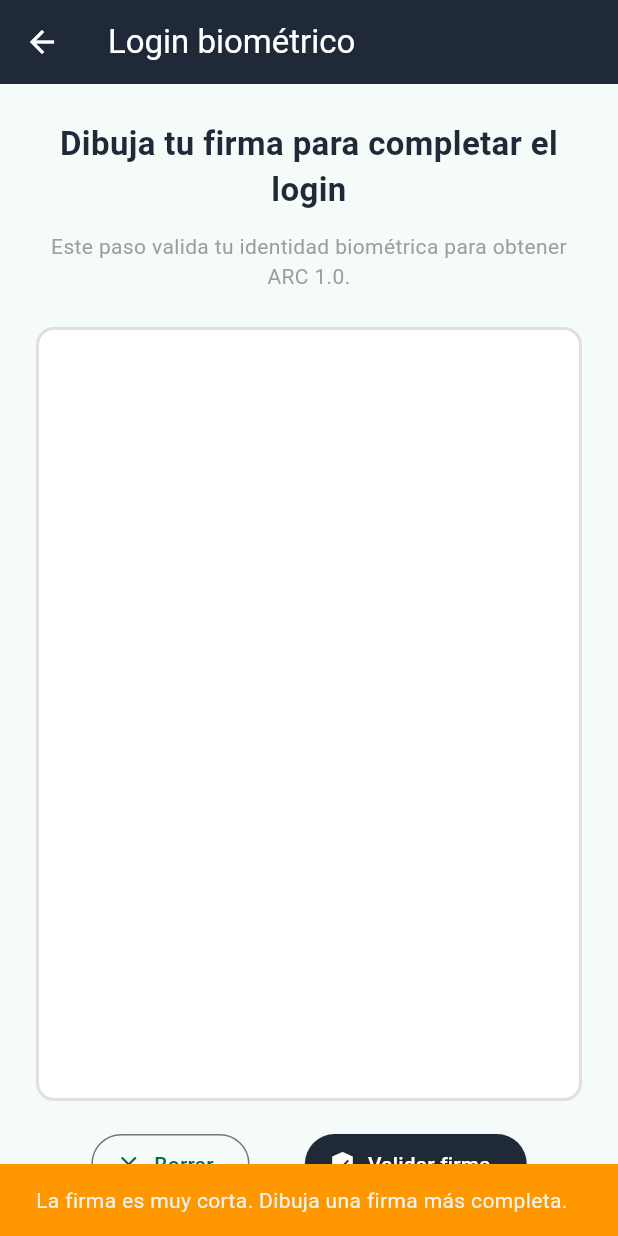
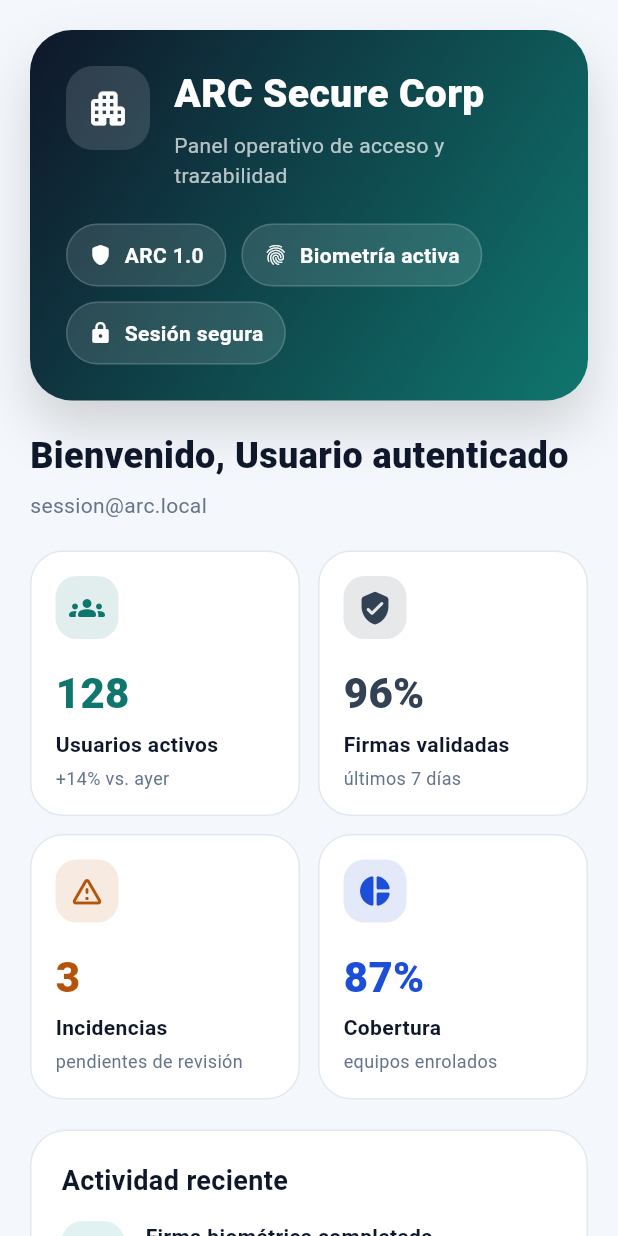
Before and after one commit to AxelLoayza/MFA_proyect_validate, a Flutter app: the SignatureLoginScreen screen opened directly with empty values, after a tap on "Validar firma", on a phone screen of 412 x 824 dp. Run offline on Flutter 3.47's test engine with Material 3 defaults, Android fonts, the phone set to English and light mode, and no system bars; our stand-ins replace flutter_dotenv, google_sign_in, shared_preferences; accounts and stored records are empty.

Commit message:
Prepare pre_production branch

```diff
--- /dev/null
+++ b/client/frontend/lib/dashboard_screen.dart
@@ -0,0 +1,400 @@
+import 'package:flutter/material.dart';
+import 'package:shared_preferences/shared_preferences.dart';
+
+import 'login_screen.dart';
+
+class DashboardScreen extends StatelessWidget {
+  final String sessionToken;
+  final String companyName;
+  final String displayName;
+  final String email;
+  final String arcLabel;
+  final bool biometricEnrolled;
+
+  const DashboardScreen({
+    super.key,
+    required this.sessionToken,
+    required this.companyName,
+    required this.displayName,
+    required this.email,
+    required this.arcLabel,
+    required this.biometricEnrolled,
+  });
+
+  Future<void> _logout(BuildContext context) async {
+    final prefs = await SharedPreferences.getInstance();
+    await prefs.remove('mfa_token');
+
+    if (!context.mounted) return;
+
+    Navigator.of(context).pushAndRemoveUntil(
+      MaterialPageRoute(builder: (_) => const LoginScreen()),
+      (route) => false,
+    );
+  }
+
+  @override
+  Widget build(BuildContext context) {
+    return Scaffold(
+      backgroundColor: const Color(0xFFF4F7FB),
+      body: SafeArea(
+        child: SingleChildScrollView(
+          padding: const EdgeInsets.all(20),
+          child: Column(
+            crossAxisAlignment: CrossAxisAlignment.stretch,
+            children: [
+              Container(
+                padding: const EdgeInsets.all(24),
+                decoration: BoxDecoration(
+                  gradient: const LinearGradient(
+                    colors: [Color(0xFF0F172A), Color(0xFF0F766E)],
+                    begin: Alignment.topLeft,
+                    end: Alignment.bottomRight,
+                  ),
+                  borderRadius: BorderRadius.circular(28),
+                  boxShadow: const [
+                    BoxShadow(
+                      color: Color(0x26000000),
+                      blurRadius: 30,
+                      offset: Offset(0, 18),
+                    ),
+                  ],
+                ),
+                child: Column(
+                  crossAxisAlignment: CrossAxisAlignment.start,
+                  children: [
+                    Row(
+                      crossAxisAlignment: CrossAxisAlignment.start,
+                      children: [
+                        Container(
+                          width: 56,
+                          height: 56,
+                          decoration: BoxDecoration(
+                            color: Colors.white.withOpacity(0.14),
+                            borderRadius: BorderRadius.circular(18),
+                          ),
+                          child: const Icon(Icons.apartment_rounded, color: Colors.white, size: 30),
+                        ),
+                        const SizedBox(width: 16),
+                        Expanded(
+                          child: Column(
+                            crossAxisAlignment: CrossAxisAlignment.start,
+                            children: [
+                              Text(
+                                companyName,
+                                style: const TextStyle(
+                                  color: Colors.white,
+                                  fontSize: 26,
+                                  fontWeight: FontWeight.w800,
+                                ),
+                              ),
+                              const SizedBox(height: 6),
+                              const Text(
+                                'Panel operativo de acceso y trazabilidad',
+                                style: TextStyle(
+                                  color: Colors.white70,
+                                  fontSize: 14,
+                                ),
+                              ),
+                            ],
+                          ),
+                        ),
+                      ],
+                    ),
+                    const SizedBox(height: 22),
+                    Wrap(
+                      spacing: 10,
+                      runSpacing: 10,
+                      children: [
+                        _Pill(label: arcLabel, icon: Icons.shield_rounded),
+                        _Pill(
+                          label: biometricEnrolled ? 'Biometría activa' : 'Biometría temporal',
+                          icon: biometricEnrolled ? Icons.fingerprint_rounded : Icons.timelapse_rounded,
+                        ),
+                        _Pill(label: 'Sesión segura', icon: Icons.lock_rounded),
+                      ],
+                    ),
+                  ],
+                ),
+              ),
+              const SizedBox(height: 20),
+              Text(
+                'Bienvenido, $displayName',
+                style: const TextStyle(
+                  fontSize: 24,
+                  fontWeight: FontWeight.w800,
+                  color: Color(0xFF0F172A),
+                ),
+              ),
+              const SizedBox(height: 6),
+              Text(
+                email,
+                style: const TextStyle(
+                  fontSize: 14,
+                  color: Color(0xFF64748B),
+                ),
+              ),
+              const SizedBox(height: 20),
+              Row(
+                children: const [
+                  Expanded(
+                    child: _MetricCard(
+                      title: 'Usuarios activos',
+                      value: '128',
+                      subtitle: '+14% vs. ayer',
+                      icon: Icons.groups_rounded,
+                      accent: Color(0xFF0F766E),
+                    ),
+                  ),
+                  SizedBox(width: 12),
+                  Expanded(
+                    child: _MetricCard(
+                      title: 'Firmas validadas',
+                      value: '96%',
+                      subtitle: 'últimos 7 días',
+                      icon: Icons.verified_user_rounded,
+                      accent: Color(0xFF334155),
+                    ),
+                  ),
+                ],
+              ),
+              const SizedBox(height: 12),
+              const Row(
+                children: [
+                  Expanded(
+                    child: _MetricCard(
+                      title: 'Incidencias',
+                      value: '3',
+                      subtitle: 'pendientes de revisión',
+                      icon: Icons.warning_amber_rounded,
+                      accent: Color(0xFFB45309),
+                    ),
+                  ),
+                  SizedBox(width: 12),
+                  Expanded(
+                    child: _MetricCard(
+                      title: 'Cobertura',
+                      value: '87%',
+                      subtitle: 'equipos enrolados',
+                      icon: Icons.pie_chart_rounded,
+                      accent: Color(0xFF1D4ED8),
+                    ),
+                  ),
+                ],
+              ),
+              const SizedBox(height: 20),
+              Container(
+                padding: const EdgeInsets.all(20),
+                decoration: BoxDecoration(
+                  color: Colors.white,
+                  borderRadius: BorderRadius.circular(24),
+                  border: Border.all(color: const Color(0xFFE2E8F0)),
+                ),
+                child: Column(
+                  crossAxisAlignment: CrossAxisAlignment.start,
+                  children: [
+                    const Text(
+                      'Actividad reciente',
+                      style: TextStyle(
+                        fontSize: 18,
+                        fontWeight: FontWeight.w700,
+                        color: Color(0xFF0F172A),
+                      ),
+                    ),
+                    const SizedBox(height: 14),
+                    _ActivityRow(
+                      icon: Icons.fingerprint_rounded,
+                      title: biometricEnrolled ? 'Firma biométrica completada' : 'Sesión temporal activada',
+                      subtitle: 'Flujo de autenticación finalizado correctamente',
+                    ),
+                    const SizedBox(height: 12),
+                    const _ActivityRow(
+                      icon: Icons.verified_user_rounded,
+                      title: 'Acceso a ARC habilitado',
+                      subtitle: 'Permisos operativos listos para el panel',
+                    ),
+                    const SizedBox(height: 12),
+                    const _ActivityRow(
+                      icon: Icons.analytics_rounded,
+                      title: 'Estado de la empresa sincronizado',
+                      subtitle: 'Indicadores consolidados para la vista inicial',
+                    ),
+                  ],
+                ),
+              ),
+              const SizedBox(height: 20),
+              OutlinedButton.icon(
+                onPressed: () => _logout(context),
+                icon: const Icon(Icons.logout_rounded),
+                label: const Text('Cerrar sesión'),
+                style: OutlinedButton.styleFrom(
+                  padding: const EdgeInsets.symmetric(vertical: 16),
+                  foregroundColor: const Color(0xFFB91C1C),
+                  side: const BorderSide(color: Color(0xFFFCA5A5)),
+                  shape: RoundedRectangleBorder(
+                    borderRadius: BorderRadius.circular(16),
+                  ),
+                ),
+              ),
+              const SizedBox(height: 12),
+            ],
+          ),
+        ),
+      ),
+    );
+  }
+}
+
+class _Pill extends StatelessWidget {
+  final String label;
+  final IconData icon;
+
+  const _Pill({required this.label, required this.icon});
+
+  @override
+  Widget build(BuildContext context) {
+    return Container(
+      padding: const EdgeInsets.symmetric(horizontal: 14, vertical: 10),
+      decoration: BoxDecoration(
+        color: Colors.white.withOpacity(0.12),
+        borderRadius: BorderRadius.circular(999),
+        border: Border.all(color: Colors.white.withOpacity(0.16)),
+      ),
+      child: Row(
+        mainAxisSize: MainAxisSize.min,
+        children: [
+          Icon(icon, size: 16, color: Colors.white),
+          const SizedBox(width: 8),
+          Text(
+            label,
+            style: const TextStyle(
+              color: Colors.white,
+              fontWeight: FontWeight.w600,
+            ),
+          ),
+        ],
+      ),
+    );
+  }
+}
+
+class _MetricCard extends StatelessWidget {
+  final String title;
+  final String value;
+  final String subtitle;
+  final IconData icon;
+  final Color accent;
+
+  const _MetricCard({
+    required this.title,
+    required this.value,
+    required this.subtitle,
+    required this.icon,
+    required this.accent,
+  });
+
+  @override
+  Widget build(BuildContext context) {
+    return Container(
+      padding: const EdgeInsets.all(16),
+      decoration: BoxDecoration(
+        color: Colors.white,
+        borderRadius: BorderRadius.circular(22),
+        border: Border.all(color: const Color(0xFFE2E8F0)),
+      ),
+      child: Column(
+        crossAxisAlignment: CrossAxisAlignment.start,
+        children: [
+          Container(
+            width: 42,
+            height: 42,
+            decoration: BoxDecoration(
+              color: accent.withOpacity(0.12),
+              borderRadius: BorderRadius.circular(14),
+            ),
+            child: Icon(icon, color: accent),
+          ),
+          const SizedBox(height: 16),
+          Text(
+            value,
+            style: TextStyle(
+              color: accent,
+              fontSize: 28,
+              fontWeight: FontWeight.w800,
+            ),
+          ),
+          const SizedBox(height: 4),
+          Text(
+            title,
+            style: const TextStyle(
+              color: Color(0xFF0F172A),
+              fontWeight: FontWeight.w700,
+            ),
+          ),
+          const SizedBox(height: 4),
+          Text(
+            subtitle,
+            style: const TextStyle(
+              color: Color(0xFF64748B),
+              fontSize: 12,
+            ),
+          ),
+        ],
+      ),
+    );
+  }
+}
+
+class _ActivityRow extends StatelessWidget {
+  final IconData icon;
+  final String title;
+  final String subtitle;
+
+  const _ActivityRow({
+    required this.icon,
+    required this.title,
+    required this.subtitle,
+  });
+
+  @override
+  Widget build(BuildContext context) {
+    return Row(
+      crossAxisAlignment: CrossAxisAlignment.start,
+      children: [
+        Container(
+          width: 42,
+          height: 42,
+          decoration: BoxDecoration(
+            color: const Color(0xFFE0F2F1),
+            borderRadius: BorderRadius.circular(14),
+          ),
+          child: Icon(icon, color: const Color(0xFF0F766E), size: 22),
+        ),
+        const SizedBox(width: 14),
+        Expanded(
+          child: Column(
+            crossAxisAlignment: CrossAxisAlignment.start,
+            children: [
+              Text(
+                title,
+                style: const TextStyle(
+                  color: Color(0xFF0F172A),
+                  fontWeight: FontWeight.w700,
+                ),
+              ),
+              const SizedBox(height: 4),
+              Text(
+                subtitle,
+                style: const TextStyle(
+                  color: Color(0xFF64748B),
+                  fontSize: 13,
+                  height: 1.4,
+                ),
+              ),
+            ],
+          ),
+        ),
+      ],
+    );
+  }
+}
--- a/client/frontend/lib/enrollment_screen.dart
+++ b/client/frontend/lib/enrollment_screen.dart
@@ -2,6 +2,8 @@ import 'package:flutter/material.dart';
 import 'package:http/http.dart' as http;
 import 'dart:convert';
 import 'package:shared_preferences/shared_preferences.dart';
+
+import 'dashboard_screen.dart';
 import 'login_screen.dart'; // Importamos StrokePoint y StrokePainter
 
 class EnrollmentScreen extends StatefulWidget {
@@ -137,26 +139,20 @@ class _EnrollmentScreenState extends State<EnrollmentScreen> {
   }
 
   void _showSuccessDialog(String? accessToken) {
-    showDialog(
-      context: context,
-      barrierDismissible: false,
-      builder: (context) => AlertDialog(
-        title: const Text('¡Enrolamiento Exitoso!'),
-        content: const Text(
-          'Tu biometría conductual ha sido generada, encriptada y guardada de manera segura. '
-          'Ahora puedes iniciar sesión utilizando tu firma.',
+    if (!mounted) return;
+
+    Navigator.of(context).pushAndRemoveUntil(
+      MaterialPageRoute(
+        builder: (_) => DashboardScreen(
+          sessionToken: accessToken ?? widget.jwtToken,
+          companyName: 'ARC Secure Corp',
+          displayName: 'Usuario autenticado',
+          email: 'session@arc.local',
+          arcLabel: 'ARC 1.0',
+          biometricEnrolled: true,
         ),
-        actions: [
-          TextButton(
-            onPressed: () {
-              // Cerrar diálogo y regresar al Login
-              Navigator.of(context).pop();
-              Navigator.of(context).pop(accessToken); // Salir de EnrollmentScreen con ARC 1.0 si existe
-            },
-            child: const Text('Finalizar'),
-          ),
-        ],
       ),
+      (route) => false,
     );
   }
 
--- a/client/frontend/lib/login_screen.dart
+++ b/client/frontend/lib/login_screen.dart
@@ -71,6 +71,7 @@ class LoginScreen extends StatefulWidget {
 
 class _LoginScreenState extends State<LoginScreen> {
   final String _backendUrl = dotenv.env['BACKEND_URL'] ?? 'http://localhost:4000';
+  final String _publicBackendUrl = dotenv.env['PUBLIC_BACKEND_URL'] ?? 'http://localhost:4003';
   final String _googleClientId =
       dotenv.env['GOOGLE_CLIENT_ID'] ?? '246681881290-tpsk8rdg9rlt9t69j7o6dnfjf6cq21uq.apps.googleusercontent.com';
 
@@ -209,21 +210,21 @@ class _LoginScreenState extends State<LoginScreen> {
       final responseJson = jsonDecode(response.body) as Map<String, dynamic>;
       final user = (responseJson['user'] as Map?)?.cast<String, dynamic>() ?? const {};
 
-      final accessToken = responseJson['access_token']?.toString();
+      final sessionToken = responseJson['access_token']?.toString();
 
       setState(() {
-        _accessToken = accessToken;
+        _accessToken = sessionToken;
         _arc = responseJson['arc']?.toString();
         _email = user['email']?.toString() ?? account.email;
         _name = user['name']?.toString() ?? account.displayName;
-        _biometricEnrolled = false;
+        _biometricEnrolled = user['biometricEnrolled'] == true;
         _statusMessage = 'Sesión iniciada correctamente con ARC ${_arc ?? '0.5'}.';
         _isLoading = false;
       });
 
-      if (accessToken != null && accessToken.isNotEmpty) {
+      if (sessionToken != null && sessionToken.isNotEmpty) {
         final prefs = await SharedPreferences.getInstance();
-        await prefs.setString('mfa_token', accessToken);
+        await prefs.setString('mfa_token', sessionToken);
       }
 
       if (!mounted) return;
@@ -267,7 +268,7 @@ class _LoginScreenState extends State<LoginScreen> {
 
   Future<Map<String, dynamic>?> _fetchCurrentUser(String token) async {
     final response = await http.get(
-      Uri.parse('$_backendUrl/auth/me'),
+      Uri.parse('$_publicBackendUrl/auth/me'),
       headers: {'Authorization': 'Bearer $token'},
     );
 
@@ -279,6 +280,10 @@ class _LoginScreenState extends State<LoginScreen> {
     return (payload['user'] as Map?)?.cast<String, dynamic>() ?? const {};
   }
 
+  bool _isBiometricEnrolled(Map<String, dynamic> user) {
+    return user['biometricEnrolled'] == true;
+  }
+
   Future<void> _continueToNextStepAfterLogin() async {
     if (_accessToken == null) return;
 
@@ -286,16 +291,22 @@ class _LoginScreenState extends State<LoginScreen> {
     if (user == null) {
       final prefs = await SharedPreferences.getInstance();
       await prefs.remove('mfa_token');
+      if (mounted) {
+        setState(() {
+          _biometricEnrolled = false;
+        });
+      }
       return;
     }
 
-    final biometricTemplate = user['biometricTemplate'];
-    final hasBiometric = biometricTemplate is Map && biometricTemplate['biometricProfileId'] != null;
+    final hasBiometric = _isBiometricEnrolled(user);
+
+    if (!mounted) return;
 
     final biometricResult = await Navigator.of(context).push<String>(
       MaterialPageRoute(
         builder: (_) => hasBiometric
-            ? SignatureLoginScreen(jwtToken: _accessToken!, backendUrl: _backendUrl)
+            ? SignatureLoginScreen(jwtToken: _accessToken!)
             : EnrollmentScreen(jwtToken: _accessToken!),
       ),
     );
@@ -306,7 +317,7 @@ class _LoginScreenState extends State<LoginScreen> {
       setState(() {
         _accessToken = biometricResult;
         _arc = '1.0';
-        _biometricEnrolled = true;
+        _biometricEnrolled = hasBiometric;
         _statusMessage = hasBiometric
             ? 'Login biométrico completado. ARC 1.0 activo.'
             : 'Enrolamiento completado. ARC 1.0 activo.';
--- a/client/frontend/lib/main.dart
+++ b/client/frontend/lib/main.dart
@@ -5,9 +5,9 @@ import 'package:flutter_dotenv/flutter_dotenv.dart';
 import 'package:http/http.dart' as http;
 import 'package:shared_preferences/shared_preferences.dart';
 
+import 'dashboard_screen.dart';
 import 'enrollment_screen.dart';
 import 'login_screen.dart';
-import 'signature_login_screen.dart';
 
 Future<void> main() async {
   WidgetsFlutterBinding.ensureInitialized();
@@ -57,7 +57,7 @@ class _SessionBootstrapState extends State<SessionBootstrap> {
   Future<Widget> _resolveInitialScreen() async {
     final prefs = await SharedPreferences.getInstance();
     final token = prefs.getString('mfa_token');
-    final backendUrl = dotenv.env['BACKEND_URL'] ?? 'http://localhost:4000';
+    final publicBackendUrl = dotenv.env['PUBLIC_BACKEND_URL'] ?? 'http://localhost:4003';
 
     if (token == null || token.isEmpty) {
       return const LoginScreen();
@@ -65,7 +65,7 @@ class _SessionBootstrapState extends State<SessionBootstrap> {
 
     try {
       final response = await http.get(
-        Uri.parse('$backendUrl/auth/me'),
+        Uri.parse('$publicBackendUrl/auth/me'),
         headers: {'Authorization': 'Bearer $token'},
       );
 
@@ -76,11 +76,17 @@ class _SessionBootstrapState extends State<SessionBootstrap> {
 
       final payload = jsonDecode(response.body) as Map<String, dynamic>;
       final user = (payload['user'] as Map?)?.cast<String, dynamic>() ?? const {};
-      final biometricTemplate = user['biometricTemplate'];
-      final hasBiometric = biometricTemplate is Map && biometricTemplate['biometricProfileId'] != null;
+      final hasBiometric = user['biometricEnrolled'] == true;
 
       if (hasBiometric) {
-        return SignatureLoginScreen(jwtToken: token, backendUrl: backendUrl);
+        return DashboardScreen(
+          sessionToken: token,
+          companyName: 'ARC Secure Corp',
+          displayName: user['name']?.toString() ?? 'Usuario',
+          email: user['email']?.toString() ?? 'sin-correo@arc.local',
+          arcLabel: 'ARC 1.0',
+          biometricEnrolled: true,
+        );
       }
 
       return EnrollmentScreen(jwtToken: token);
--- a/client/frontend/lib/signature_login_screen.dart
+++ b/client/frontend/lib/signature_login_screen.dart
@@ -1,17 +1,13 @@
-import 'dart:convert';
+import 'package:flutter/material.dart';
 
-import 'package:flutter/material.dart';
-import 'package:http/http.dart' as http;
-import 'package:shared_preferences/shared_preferences.dart';
+import 'dashboard_screen.dart';
 
 class SignatureLoginScreen extends StatefulWidget {
   final String jwtToken;
-  final String backendUrl;
 
   const SignatureLoginScreen({
     super.key,
     required this.jwtToken,
-    required this.backendUrl,
   });
 
   @override
@@ -31,61 +27,26 @@ class _SignatureLoginScreenState extends State<SignatureLoginScreen> {
   }
 
   Future<void> _submitSignatureLogin() async {
-    if (_points.length < 40) {
-      ScaffoldMessenger.of(context).showSnackBar(
-        const SnackBar(
-          content: Text('La firma es muy corta. Dibuja una firma más completa.'),
-          backgroundColor: Colors.orange,
-        ),
-      );
-      return;
-    }
-
     setState(() {
       _isLoading = true;
     });
 
     try {
-      final signaturePayload = {
-        'timestamp': DateTime.now().toIso8601String(),
-        'stroke_points': _points.map((p) => p.toJson()).toList(),
-        'stroke_duration_ms': _points.isNotEmpty ? _points.last.t : 0,
-      };
-
-      final response = await http.post(
-        Uri.parse('${widget.backendUrl}/api/auth/step-up'),
-        headers: {
-          'Content-Type': 'application/json',
-          'Authorization': 'Bearer ${widget.jwtToken}',
-        },
-        body: jsonEncode({'signature': signaturePayload}),
-      );
-
-      final responseJson = response.body.isNotEmpty
-          ? jsonDecode(response.body) as Map<String, dynamic>
-          : <String, dynamic>{};
-
-      if (response.statusCode == 200) {
-        final accessToken = responseJson['access_token']?.toString();
-        if (accessToken != null && accessToken.isNotEmpty) {
-          final prefs = await SharedPreferences.getInstance();
-          await prefs.setString('mfa_token', accessToken);
-        }
-        if (!mounted) return;
-        Navigator.of(context).pop(accessToken);
-        return;
-      }
+      final fakeArc1Token = '${widget.jwtToken}.arc1_fake_${DateTime.now().millisecondsSinceEpoch}';
 
       if (!mounted) return;
-      ScaffoldMessenger.of(context).showSnackBar(
-        SnackBar(
-          content: Text(
-            responseJson['error']?.toString() ??
-                responseJson['message']?.toString() ??
-                'No se pudo completar el login biométrico',
+      Navigator.of(context).pushAndRemoveUntil(
+        MaterialPageRoute(
+          builder: (_) => DashboardScreen(
+            sessionToken: fakeArc1Token,
+            companyName: 'ARC Secure Corp',
+            displayName: 'Usuario autenticado',
+            email: 'session@arc.local',
+            arcLabel: 'ARC 1.0',
+            biometricEnrolled: true,
           ),
-          backgroundColor: Colors.red,
         ),
+        (route) => false,
       );
     } catch (e) {
       if (!mounted) return;
@@ -139,7 +100,7 @@ class _SignatureLoginScreenState extends State<SignatureLoginScreen> {
                   ),
                   const SizedBox(height: 12),
                   const Text(
-                    'Este paso valida tu identidad biométrica para obtener ARC 1.0.',
+                    'Dibuja cualquier trazo en el área de abajo y podrás continuar temporalmente.',
                     textAlign: TextAlign.center,
                     style: TextStyle(color: Colors.grey),
                   ),
```
Also changed, not shown: 1 other file.
